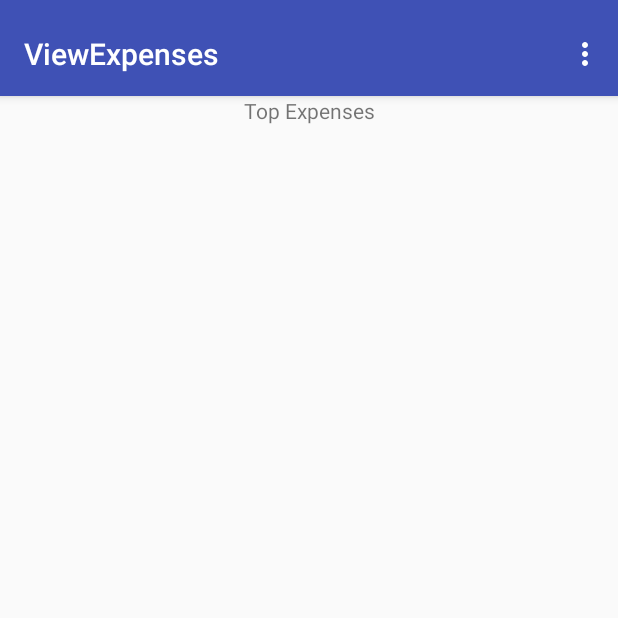
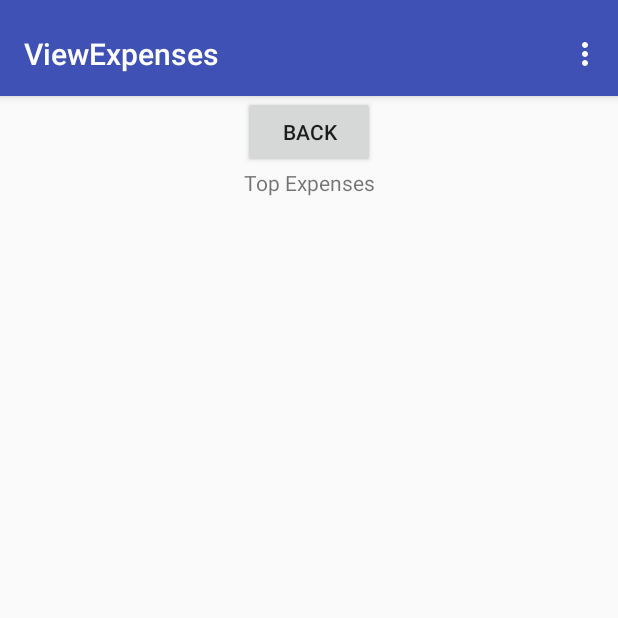
Before and after one commit to vsostaric/wallet-log, an Android app: the HighestExpensesFragment screen opened directly, with no data from a screen before it, on a phone screen of 412 x 824 dp, the top half of it. Run offline under Robolectric (Android 15) with nearby library versions, the phone set to English and light mode, and no system bars.

Commit message:
all sorts of fixes

```diff
--- a/app/src/main/java/com/example/vladimirsostaric/walletlog/BackInterface.java
+++ b/app/src/main/java/com/example/vladimirsostaric/walletlog/BackInterface.java
@@ -2,7 +2,7 @@ package com.example.vladimirsostaric.walletlog;
 
 import android.view.View;
 
-interface BackInterface {
+public interface BackInterface {
 
     public void back(View view);
 
--- a/app/src/main/java/com/example/vladimirsostaric/walletlog/ViewExpenses.java
+++ b/app/src/main/java/com/example/vladimirsostaric/walletlog/ViewExpenses.java
@@ -25,7 +25,7 @@ public class ViewExpenses extends AppCompatActivity implements BackInterface {
         super.onCreate(savedInstanceState);
         setContentView(R.layout.activity_view_expenses);
 
-        Toolbar toolbar = (Toolbar) findViewById(R.id.toolbar);
+        final Toolbar toolbar = (Toolbar) findViewById(R.id.toolbar);
         setSupportActionBar(toolbar);
 
         mSectionsPagerAdapter = new SectionsPagerAdapter(getSupportFragmentManager());
@@ -34,7 +34,6 @@ public class ViewExpenses extends AppCompatActivity implements BackInterface {
         mViewPager.setAdapter(mSectionsPagerAdapter);
 
     }
-
 
     @Override
     public boolean onCreateOptionsMenu(Menu menu) {
--- a/app/src/main/java/com/example/vladimirsostaric/walletlog/fragments/viewexpenses/HighestExpensesFragment.java
+++ b/app/src/main/java/com/example/vladimirsostaric/walletlog/fragments/viewexpenses/HighestExpensesFragment.java
@@ -1,5 +1,6 @@
 package com.example.vladimirsostaric.walletlog.fragments.viewexpenses;
 
+import android.content.Intent;
 import android.os.Bundle;
 import android.support.annotation.Nullable;
 import android.view.LayoutInflater;
@@ -9,6 +10,8 @@ import android.widget.ArrayAdapter;
 import android.widget.ListAdapter;
 import android.widget.ListView;
 
+import com.example.vladimirsostaric.walletlog.BackInterface;
+import com.example.vladimirsostaric.walletlog.MainActivity;
 import com.example.vladimirsostaric.walletlog.R;
 import com.example.vladimirsostaric.walletlog.fragments.ViewExpensesFragment;
 import com.example.vladimirsostaric.walletlog.model.Expense;
@@ -27,7 +30,7 @@ import java.util.List;
 import java.util.Map;
 import java.util.Set;
 
-public class HighestExpensesFragment extends ViewExpensesFragment {
+public class HighestExpensesFragment extends ViewExpensesFragment implements BackInterface {
 
     @Nullable
     @Override
@@ -46,6 +49,13 @@ public class HighestExpensesFragment extends ViewExpensesFragment {
 
         return view;
 
+    }
+
+    @Override
+    public void back(View view) {
+        Intent backToMain = new Intent();
+        backToMain.setClass(this.getActivity(), MainActivity.class);
+        startActivity(backToMain);
     }
 
     private Map<ExpenseType, BigDecimal> getExpensePercentageByType(List<Expense> expenses) {
@@ -68,7 +78,7 @@ public class HighestExpensesFragment extends ViewExpensesFragment {
         }
 
         for (final ExpenseType type : percentageByType.keySet()) {
-            final BigDecimal percentage = percentageByType.get(type).divide(sumOfExpenses, 2, RoundingMode.HALF_EVEN);
+            final BigDecimal percentage = percentageByType.get(type).divide(sumOfExpenses, 4, RoundingMode.HALF_EVEN);
             percentageByType.put(type, percentage);
         }
 
--- a/app/src/main/res/layout/fragment_highest_expenses.xml
+++ b/app/src/main/res/layout/fragment_highest_expenses.xml
@@ -2,13 +2,25 @@
 <RelativeLayout xmlns:android="http://schemas.android.com/apk/res/android"
     android:orientation="vertical" android:layout_width="match_parent"
     android:layout_height="match_parent">
+
+    <Button
+        android:id="@+id/back"
+        android:layout_width="wrap_content"
+        android:layout_height="wrap_content"
+        android:text="Back"
+        android:onClick="back"
+        android:layout_centerHorizontal="true"
+        android:pointerIcon="arrow"
+        />
 
     <TextView
         android:id="@+id/topExpensesTitle"
         android:layout_width="match_parent"
         android:layout_height="wrap_content"
         android:text="Top Expenses"
-        android:textAlignment="center" />
+        android:textAlignment="center"
+        android:layout_below="@+id/back"
+        />
 
     <ListView
         android:id="@+id/topExpensesList"
```
Also changed, not shown: app/src/main/java/com/example/vladimirsostaric/walletlog/AddExpense.java (+13 -8 lines).
